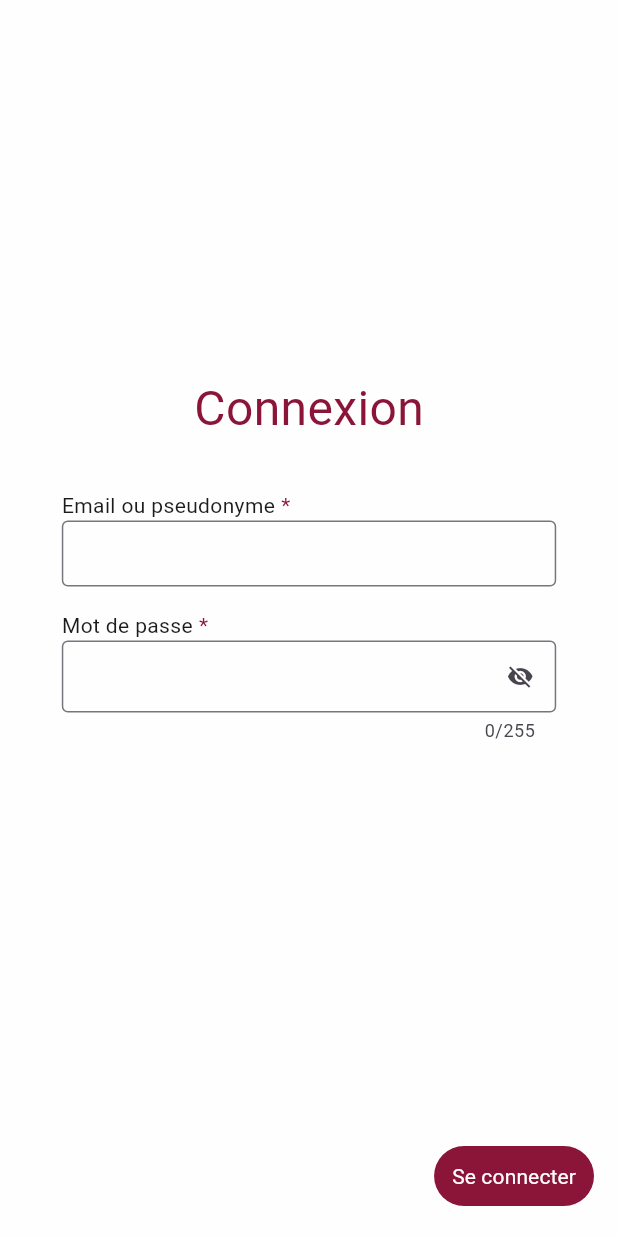
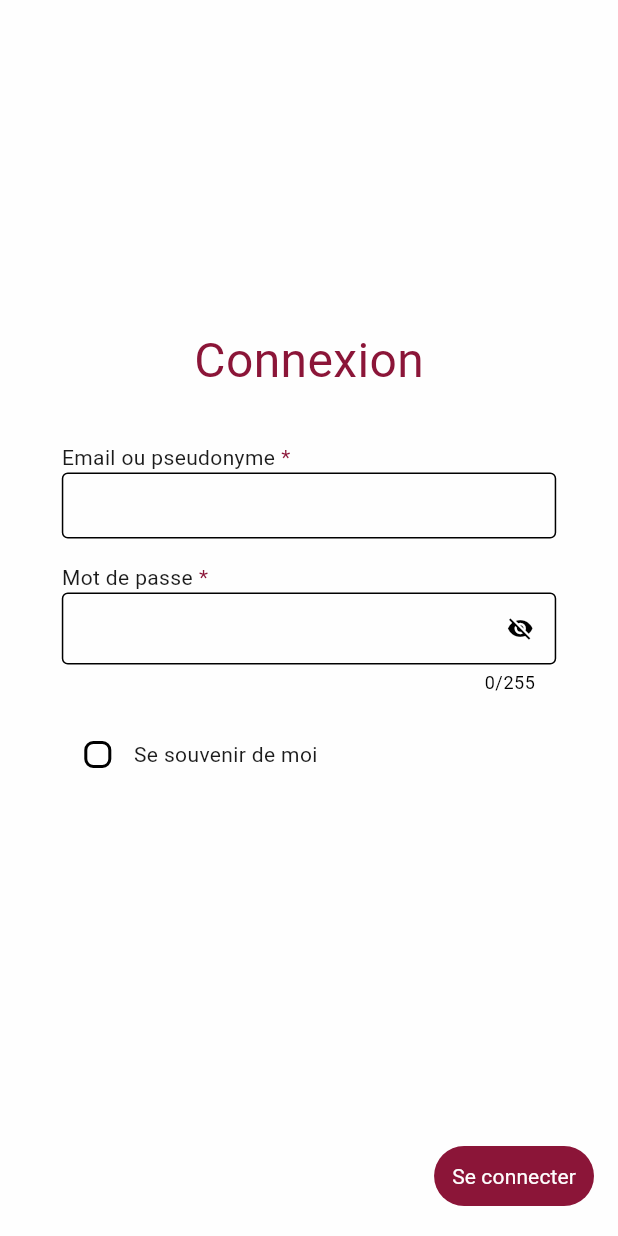
Before and after one commit to 3mty-team/descolar-front, a Flutter app: the LoginPage screen opened by its route, on a phone screen of 412 x 824 dp. Run offline on Flutter 3.47's test engine with Material 3 defaults, Android fonts, the phone set to English and light mode, and no system bars; our stand-ins replace dartz, dio, flutter_riverpod, flutter_svg, shared_preferences; missing offline and left inert: age_calculator, data_connection_checker_tv; accounts and stored records are empty.

Commit message:
DF-5 checkbox input, CGU and remember me

```diff
--- a/lib/features/auth/presentation/pages/login_page.dart
+++ b/lib/features/auth/presentation/pages/login_page.dart
@@ -1,5 +1,6 @@
 import 'package:descolar_front/core/components/buttons.dart';
 import 'package:descolar_front/core/resources/app_colors.dart';
+import 'package:descolar_front/features/auth/presentation/widgets/checkbox_input.dart';
 import 'package:descolar_front/features/auth/presentation/widgets/password_input.dart';
 import 'package:descolar_front/features/auth/presentation/widgets/text_input.dart';
 import 'package:flutter/material.dart';
@@ -83,7 +84,13 @@ class _LoginPageState extends State<LoginPage> {
           ],
         ),
       ),
-      body: Center(
+      body: Theme(
+        data: ThemeData(
+          primaryColor: AppColors.primary,
+          colorScheme: const ColorScheme.light(
+            primary: AppColors.primary,
+          ),
+        ),
         child: Center(
           child: FractionallySizedBox(
             widthFactor: 0.8,
@@ -117,6 +124,12 @@ class _LoginPageState extends State<LoginPage> {
                   errorText: passwordErrorMsg,
                   maxLength: 255,
                 ),
+                const SizedBox(
+                  height: 16,
+                ),
+                const CheckboxInput(
+                    title: Text('Se souvenir de moi'),
+                ),
               ],
             ),
           ),
--- /dev/null
+++ b/lib/features/auth/presentation/widgets/checkbox_input.dart
@@ -0,0 +1,50 @@
+import 'package:descolar_front/core/resources/app_colors.dart';
+import 'package:flutter/material.dart';
+
+class CheckboxInput extends StatefulWidget {
+  final Widget title;
+  final bool required;
+
+
+  const CheckboxInput({
+    super.key,
+    required this.title,
+    this.required = false,
+  });
+
+  @override
+  State<CheckboxInput> createState() => _CheckboxInputState();
+}
+
+class _CheckboxInputState extends State<CheckboxInput> {
+  bool? isChecked = false;
+
+  @override
+  Widget build(BuildContext context) {
+    return Center(
+      child: Row(
+        children: [
+          if (widget.required)
+            const Text(
+              '*',
+              style: TextStyle(
+                color: AppColors.primary,
+              ),
+            ),
+          Checkbox(
+            value: isChecked,
+            shape: const RoundedRectangleBorder(
+              borderRadius: BorderRadius.all(Radius.circular(6)),
+            ),
+            onChanged: (value) {
+              setState(() {
+                isChecked = value;
+              });
+            },
+          ),
+          widget.title,
+        ],
+      ),
+    );
+  }
+}
```
Also changed, not shown: lib/features/auth/presentation/pages/signup_page.dart (+34 -3 lines).
